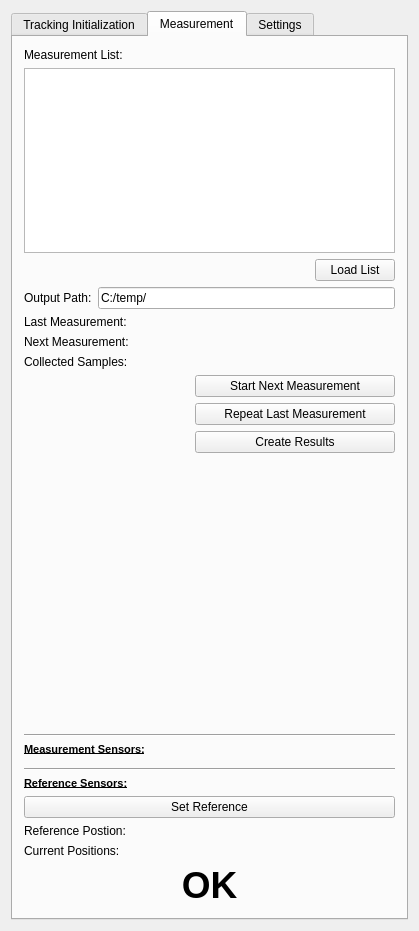
First picture: the form in Plugins/org.mitk.gui.qt.igt.app.hummelprotocolmeasurements/src/internal/QmitkIGTTrackingSemiAutomaticMeasurementViewControls.ui, repository MITK/MITK, before the edit.
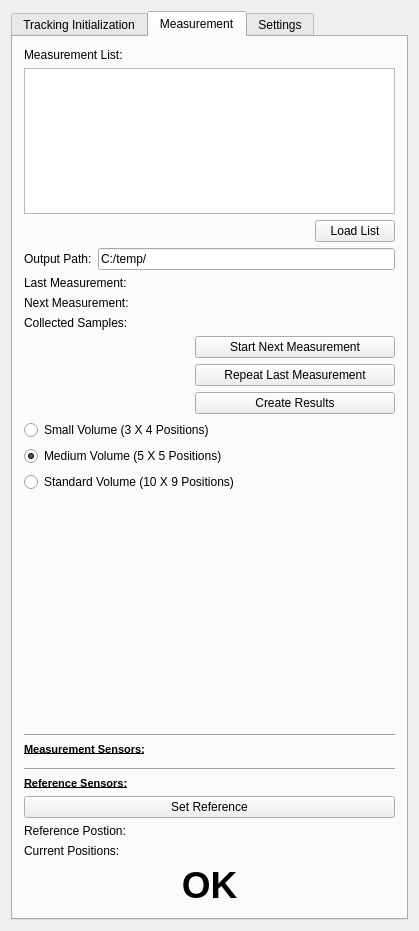
Second picture: the form after the edit. The open tabs and pages were chosen to show the change. Custom widgets are drawn as their Qt base class.

Commit message: added medium measurement volume

The edit to the form file:
```diff
--- a/Plugins/org.mitk.gui.qt.igt.app.hummelprotocolmeasurements/src/internal/QmitkIGTTrackingSemiAutomaticMeasurementViewControls.ui
+++ b/Plugins/org.mitk.gui.qt.igt.app.hummelprotocolmeasurements/src/internal/QmitkIGTTrackingSemiAutomaticMeasurementViewControls.ui
@@ -313,6 +313,30 @@
          </item>
         </layout>
        </item>
+       <item>
+        <widget class="QRadioButton" name="m_smallVolume">
+         <property name="text">
+          <string>Small Volume (3 X 4 Positions)</string>
+         </property>
+        </widget>
+       </item>
+       <item>
+        <widget class="QRadioButton" name="m_mediumVolume">
+         <property name="text">
+          <string>Medium Volume (5 X 5 Positions)</string>
+         </property>
+         <property name="checked">
+          <bool>true</bool>
+         </property>
+        </widget>
+       </item>
+       <item>
+        <widget class="QRadioButton" name="m_standardVolume">
+         <property name="text">
+          <string>Standard Volume (10 X 9 Positions)</string>
+         </property>
+        </widget>
+       </item>
        <item>
         <spacer name="verticalSpacer_3">
          <property name="orientation">
```
Left out of the diff: 2 changed lines with no effect on the pictures. The commit also changes 5 other files.
